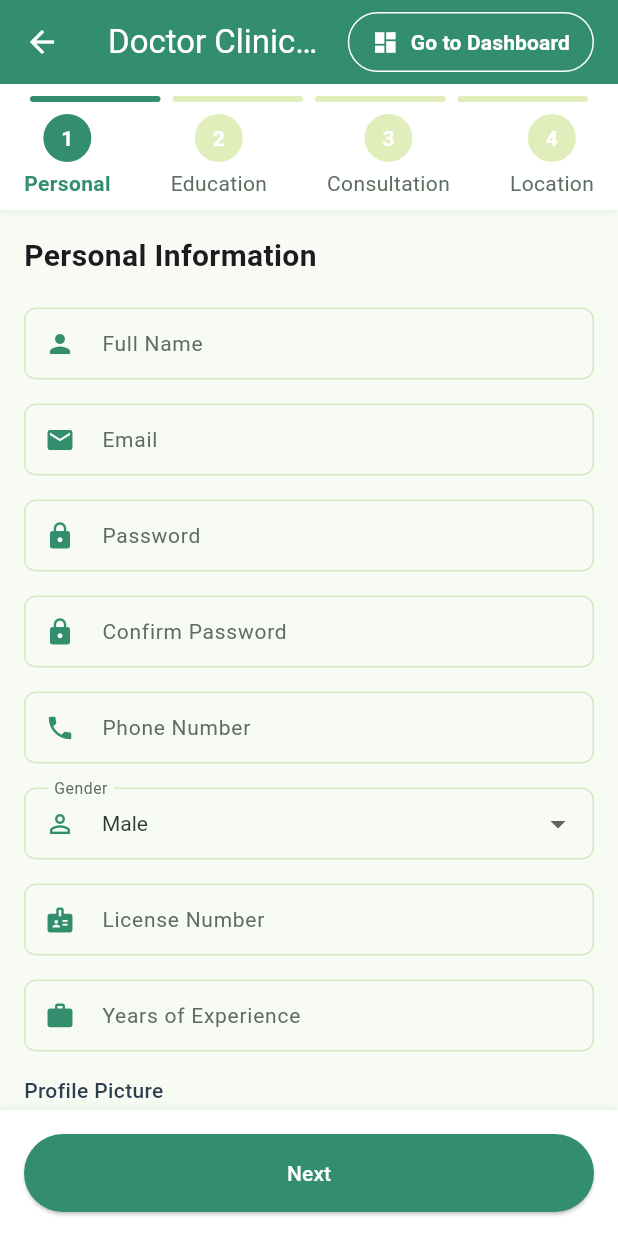
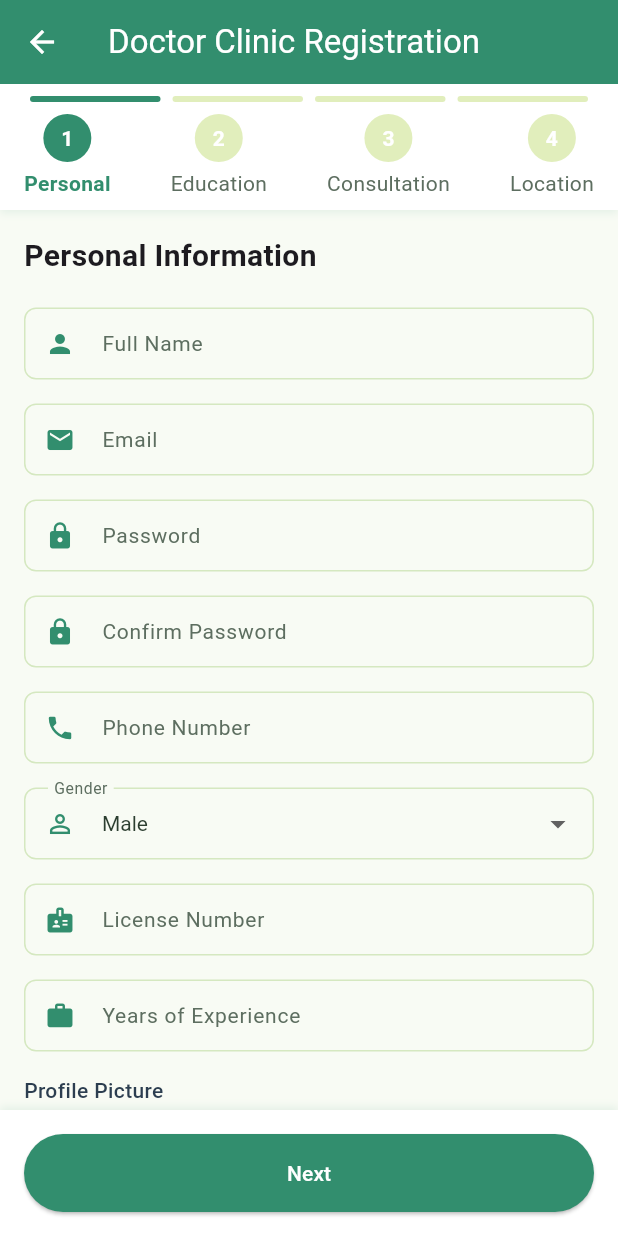
Before and after one commit to dikshantjn/vedika_app, a Flutter app: the DoctorClinicRegistrationScreen screen opened directly, on a phone screen of 412 x 824 dp. Run offline on Flutter 3.47's test engine with Material 3 defaults, Android fonts, the phone set to English and light mode, and no system bars; our stand-ins replace animated_notch_bottom_bar, awesome_dialog, awesome_snackbar_content, cached_network_image, carousel_slider, dio and 23 more; missing offline and left inert: jitsi_meet_flutter_sdk, mobile_number, network_info_plus, phonepe_payment_sdk, razorpay_flutter, syncfusion_flutter_pdfviewer and 1 more; accounts and stored records are empty; network calls fail.

```diff
--- a/lib/core/constants/ApiEndpoints.dart
+++ b/lib/core/constants/ApiEndpoints.dart
@@ -1,10 +1,10 @@
 class ApiEndpoints {
   // ✅ Base URL
-  // static const String socketUrl = "http://192.168.1.44:5000";  // Current IP address
-  // static const String baseUrl = "http://192.168.1.44:5000/api";  // Current IP address
+  static const String socketUrl = "http://192.168.1.44:5000";  // Current IP address
+  static const String baseUrl = "http://192.168.1.44:5000/api";  // Current IP address
   // static const String baseUrl = "http://172.20.10.3:5000/api";  // For Android emulator
-  static const String baseUrl = "https://vedika-healthcare-backend-257351484310.us-central1.run.app/api";
-  static const String socketUrl = "https://vedika-healthcare-backend-257351484310.us-central1.run.app";  // Current IP address
+  // static const String baseUrl = "https://vedika-healthcare-backend-257351484310.us-central1.run.app/api";
+  // static const String socketUrl = "https://vedika-healthcare-backend-257351484310.us-central1.run.app";  // Current IP address
 
 
   // 📌 Auth APIs
--- a/lib/features/Vendor/DoctorConsultationVendor/Views/doctor_clinic_registration_screen.dart
+++ b/lib/features/Vendor/DoctorConsultationVendor/Views/doctor_clinic_registration_screen.dart
@@ -77,36 +77,6 @@ class _DoctorClinicRegistrationScreenState extends State<DoctorClinicRegistratio
           elevation: 0,
           backgroundColor: DoctorConsultationColorPalette.primaryBlue,
           foregroundColor: DoctorConsultationColorPalette.textWhite,
-          actions: [
-            TextButton.icon(
-              onPressed: () {
-                Navigator.of(context).push(
-                  MaterialPageRoute(
-                    builder: (context) => const DoctorDashboardScreen(),
-                  ),
-                );
-              },
-              icon: const Icon(
-                Icons.dashboard,
-                color: Colors.white,
-              ),
-              label: const Text(
-                'Go to Dashboard',
-                style: TextStyle(
-                  color: Colors.white,
-                  fontWeight: FontWeight.bold,
-                ),
-              ),
-              style: TextButton.styleFrom(
-                padding: const EdgeInsets.symmetric(horizontal: 16),
-                shape: RoundedRectangleBorder(
-                  borderRadius: BorderRadius.circular(20),
-                  side: const BorderSide(color: Colors.white, width: 1),
-                ),
-              ),
-            ),
-            const SizedBox(width: 16),
-          ],
         ),
         body: Consumer<DoctorClinicRegistrationViewModel>(
           builder: (context, viewModel, child) {
--- a/lib/features/product/presentation/viewmodel/ProductViewModel.dart
+++ /dev/null
@@ -1,31 +0,0 @@
-import 'package:flutter/foundation.dart';
-import 'package:vedika_healthcare/features/product/data/models/Product.dart';
-import 'package:vedika_healthcare/features/product/data/repositories/ProductRepository.dart';
-
-class ProductViewModel extends ChangeNotifier {
-  final ProductRepository _productRepository = ProductRepository();
-  List<Product> _products = [];
-
-  List<Product> get products => _products;
-
-  ProductViewModel() {
-    fetchProducts();
-  }
-
-  void fetchProducts() {
-    _products = _productRepository.fetchProducts();
-    notifyListeners();
-  }
-
-  Product? getProductById(String id) {
-    try {
-      return _products.firstWhere((product) => product.id == id);
-    } catch (e) {
-      return null; // Return null if product is not found
-    }
-  }
-
-  List<Product> filterProductsByCategory(String category) {
-    return _products.where((product) => product.category == category).toList();
-  }
-}
```
Also changed, not shown: lib/core/auth/presentation/view/userLoginScreen.dart (+0 -17 lines), lib/features/product/data/repositories/ProductRepository.dart (deleted, +0 -63 lines), lib/features/product/presentation/view/emergency_screen.dart (deleted), lib/features/product/presentation/widgets/ambulance_request_button.dart (deleted), 4 other files.
